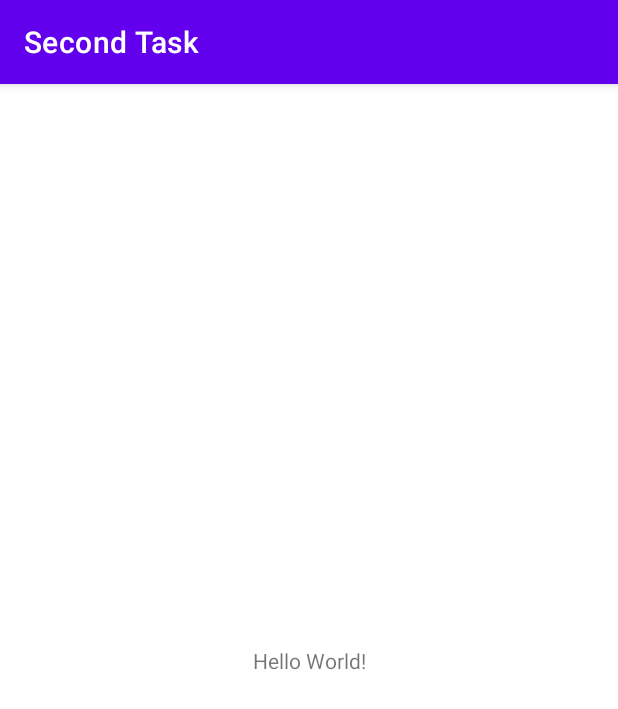
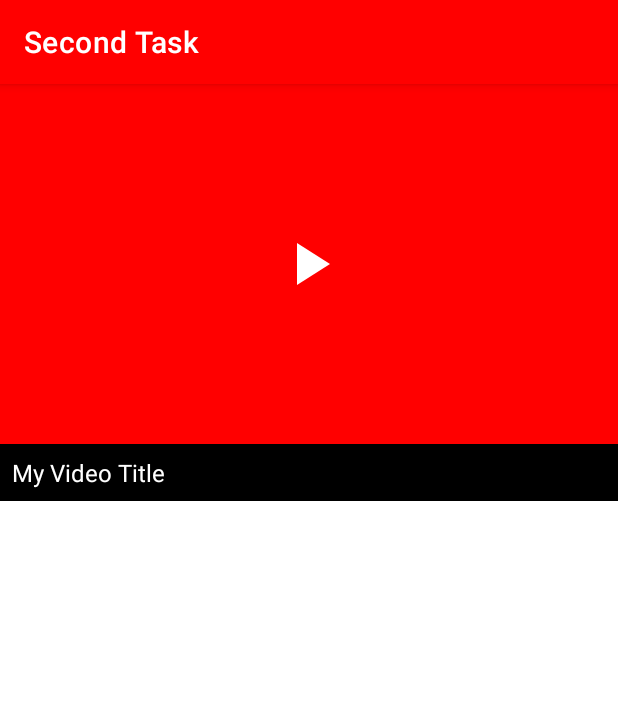
Before and after one commit to wesamnabeel99/secondTask, an Android app: the screen it shows after launch (MainActivity), on a phone screen of 412 x 824 dp. Shown: the top 709 px of the screen. Run offline under Robolectric (Android 15) with nearby library versions, the phone set to English and light mode, and no system bars.

Commit message:
initial design

```diff
--- /dev/null
+++ b/app/src/main/res/drawable/ic_baseline_play_arrow_24.xml
@@ -0,0 +1,5 @@
+<vector android:height="24dp" android:tint="#FFFFFF"
+    android:viewportHeight="24" android:viewportWidth="24"
+    android:width="24dp" xmlns:android="http://schemas.android.com/apk/res/android">
+    <path android:fillColor="@android:color/white" android:pathData="M8,5v14l11,-7z"/>
+</vector>
--- a/app/src/main/res/layout/activity_main.xml
+++ b/app/src/main/res/layout/activity_main.xml
@@ -6,13 +6,35 @@
     android:layout_height="match_parent"
     tools:context=".MainActivity">
 
+    <ImageView
+    android:id="@+id/myImage"
+    android:layout_width="match_parent"
+    android:layout_height="240dp"
+    android:src="#ff0000"
+    />
+
+    <ImageView
+        android:id="@+id/playButton"
+        android:layout_width="48dp"
+        android:layout_height="48dp"
+        android:src="@drawable/ic_baseline_play_arrow_24"
+        app:layout_constraintBottom_toBottomOf="@+id/myImage"
+        app:layout_constraintEnd_toEndOf="parent"
+        app:layout_constraintStart_toStartOf="@+id/myImage"
+        app:layout_constraintTop_toTopOf="@+id/myImage"
+/>
+
     <TextView
-        android:layout_width="wrap_content"
+        android:layout_width="match_parent"
         android:layout_height="wrap_content"
-        android:text="Hello World!"
-        app:layout_constraintBottom_toBottomOf="parent"
-        app:layout_constraintLeft_toLeftOf="parent"
-        app:layout_constraintRight_toRightOf="parent"
-        app:layout_constraintTop_toTopOf="parent" />
+        android:background="@color/black"
+        android:padding="8dp"
+        android:text="My Video Title"
+        android:textColor="@color/white"
+        android:textSize="16sp"
+        android:gravity="center_vertical"
+        app:layout_constraintEnd_toEndOf="parent"
+        app:layout_constraintStart_toStartOf="parent"
+        app:layout_constraintTop_toBottomOf="@+id/myImage" />
 
 </androidx.constraintlayout.widget.ConstraintLayout>
--- a/app/src/main/res/values-night/themes.xml
+++ /dev/null
@@ -1,16 +0,0 @@
-<resources xmlns:tools="http://schemas.android.com/tools">
-    <!-- Base application theme. -->
-    <style name="Theme.SecondTask" parent="Theme.MaterialComponents.DayNight.DarkActionBar">
-        <!-- Primary brand color. -->
-        <item name="colorPrimary">@color/purple_200</item>
-        <item name="colorPrimaryVariant">@color/purple_700</item>
-        <item name="colorOnPrimary">@color/black</item>
-        <!-- Secondary brand color. -->
-        <item name="colorSecondary">@color/teal_200</item>
-        <item name="colorSecondaryVariant">@color/teal_200</item>
-        <item name="colorOnSecondary">@color/black</item>
-        <!-- Status bar color. -->
-        <item name="android:statusBarColor" tools:targetApi="l">?attr/colorPrimaryVariant</item>
-        <!-- Customize your theme here. -->
-    </style>
-</resources>
--- a/app/src/main/res/values/colors.xml
+++ b/app/src/main/res/values/colors.xml
@@ -1,7 +1,7 @@
 <?xml version="1.0" encoding="utf-8"?>
 <resources>
     <color name="purple_200">#FFBB86FC</color>
-    <color name="purple_500">#FF6200EE</color>
+    <color name="action_bar_color">#ff0000</color>
     <color name="purple_700">#FF3700B3</color>
     <color name="teal_200">#FF03DAC5</color>
     <color name="teal_700">#FF018786</color>
--- a/app/src/main/res/values/themes.xml
+++ b/app/src/main/res/values/themes.xml
@@ -2,15 +2,11 @@
     <!-- Base application theme. -->
     <style name="Theme.SecondTask" parent="Theme.MaterialComponents.DayNight.DarkActionBar">
         <!-- Primary brand color. -->
-        <item name="colorPrimary">@color/purple_500</item>
-        <item name="colorPrimaryVariant">@color/purple_700</item>
+        <item name="colorPrimary">@color/action_bar_color</item>
         <item name="colorOnPrimary">@color/white</item>
-        <!-- Secondary brand color. -->
-        <item name="colorSecondary">@color/teal_200</item>
-        <item name="colorSecondaryVariant">@color/teal_700</item>
-        <item name="colorOnSecondary">@color/black</item>
+
         <!-- Status bar color. -->
-        <item name="android:statusBarColor" tools:targetApi="l">?attr/colorPrimaryVariant</item>
+        <item name="android:statusBarColor" tools:targetApi="l">@color/action_bar_color</item>
         <!-- Customize your theme here. -->
     </style>
 </resources>
```
